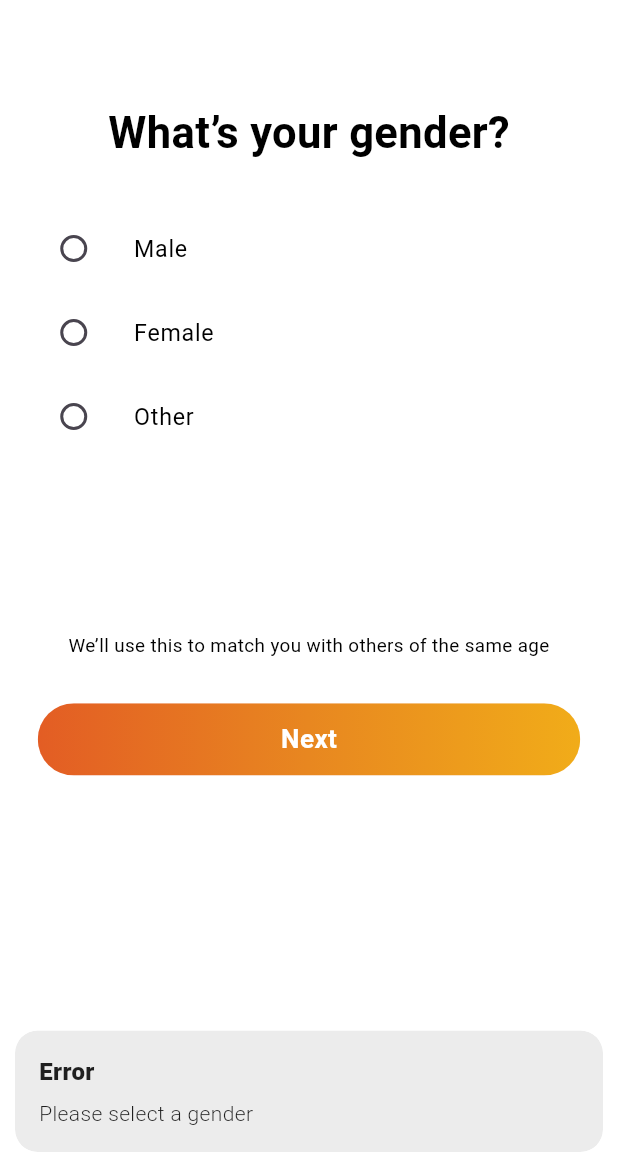
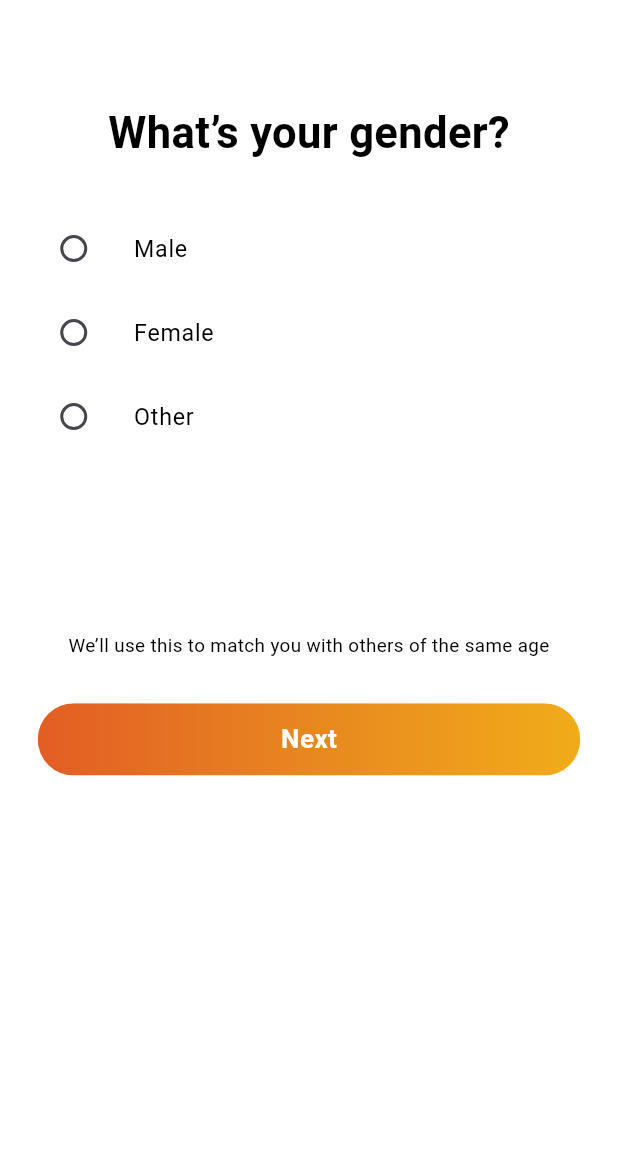
Before and after one commit to Galib-Mahmud/joe_stumble, a Flutter app: the GenderScreen screen opened by its route, after a tap on "Next", on a phone screen of 412 x 824 dp, the part 84-1236 px from its top. Run offline on Flutter 3.47's test engine with Material 3 defaults, Android fonts, the phone set to English and light mode, and no system bars; our stand-ins replace curved_navigation_bar, flutter_screenutil, get.

```diff
--- a/lib/feature/auth/gender_screen.dart
+++ b/lib/feature/auth/gender_screen.dart
@@ -5,6 +5,7 @@ import 'package:joe_stumble/feature/auth/find_tribe.dart';
 import 'package:joe_stumble/feature/auth/reset_password_screen.dart';
 import 'package:joe_stumble/feature/widget/splash/custom_appbar.dart';
 import 'package:joe_stumble/feature/widget/splash/custom_button.dart';
+import 'package:joe_stumble/route/route_name.dart';
 
 class GenderScreen extends StatefulWidget {
   const GenderScreen({super.key});
@@ -87,12 +88,9 @@ class _GenderScreenState extends State<GenderScreen> {
                 CustomButton(
                   text: "Next",
                   onPressed: () {
-                    if (_selectedOption != null) {
-                      Get.to( FindYourTribeScreen());
-                    } else {
-                      Get.snackbar("Error", "Please select a gender",
-                          snackPosition: SnackPosition.BOTTOM);
-                    }
+
+                      Get.toNamed(RouteName.findYourTribute);
+
                   },
                 ),
               ],
--- a/lib/feature/auth/get_mentor.dart
+++ b/lib/feature/auth/get_mentor.dart
@@ -6,6 +6,7 @@ import 'package:joe_stumble/feature/auth/reset_password_screen.dart';
 import 'package:joe_stumble/feature/community/community_picker_screen.dart';
 import 'package:joe_stumble/feature/widget/splash/custom_appbar.dart';
 import 'package:joe_stumble/feature/widget/splash/custom_button.dart';
+import 'package:joe_stumble/route/route_name.dart';
 
 class GetMentor extends StatefulWidget {
   const GetMentor({super.key});
@@ -80,7 +81,7 @@ class _GetMentorState extends State<GetMentor> {
 
                 CustomButton(text: "Get a Mentor", onPressed: () {
 
-                  Get.to(CommunityPickerScreen());
+               Get.toNamed(RouteName.community);
 
                 }),
 
--- a/lib/feature/auth/introduce_yourself_screen.dart
+++ b/lib/feature/auth/introduce_yourself_screen.dart
@@ -4,6 +4,7 @@ import 'package:get/get.dart';
 import 'package:joe_stumble/feature/auth/terms_and_condition_screen.dart';
 import 'package:joe_stumble/feature/widget/splash/custom_appbar.dart';
 import 'package:joe_stumble/feature/widget/splash/custom_button.dart';
+import 'package:joe_stumble/route/route_name.dart';
 
 class IntroduceYourselfScreen extends StatefulWidget {
   const IntroduceYourselfScreen({super.key});
@@ -86,7 +87,7 @@ class _IntroduceYourselfScreenState extends State<IntroduceYourselfScreen> {
             CustomButton(
               text: "Post",
               onPressed: () {
-               Get.to(TermsAndConditionsScreen());
+               Get.toNamed(RouteName.termsandcondition);
               },
             ),
 
--- a/lib/feature/auth/reset_password_screen.dart
+++ b/lib/feature/auth/reset_password_screen.dart
@@ -60,7 +60,7 @@ class _ResetPasswordScreenState extends State<ResetPasswordScreen> {
 
               // Send OTP Button
               CustomButton(
-                text: "Send OTP",
+                text: "Confirm",
                 onPressed: () {
                 Get.toNamed(RouteName.signin);
 
--- a/lib/feature/auth/sign_in_screen.dart
+++ b/lib/feature/auth/sign_in_screen.dart
@@ -75,7 +75,9 @@ class _SignInScreenState extends State<SignInScreen> {
               ),
 
               // Sign in button
-              CustomButton(text: "Sign In", onPressed: () {}),
+              CustomButton(text: "Sign In", onPressed: () {
+                Get.toNamed(RouteName.homeDashBoard);
+              }),
 
               SizedBox(height: 30.h),
 
--- a/lib/feature/auth/sign_up_screen.dart
+++ b/lib/feature/auth/sign_up_screen.dart
@@ -64,7 +64,7 @@ class _SignUpScreenState extends State<SignUpScreen> {
 
 
               CustomButton(text: "Sign Up", onPressed: () {
-               Get.toNamed(RouteName.birthday);
+               Get.toNamed(RouteName.username);
               }),
               SizedBox(height: 30.h),
 
--- a/lib/feature/auth/terms_and_condition_screen.dart
+++ b/lib/feature/auth/terms_and_condition_screen.dart
@@ -4,6 +4,7 @@ import 'package:get/get.dart';
 import 'package:joe_stumble/feature/auth/get_mentor.dart';
 import 'package:joe_stumble/feature/widget/splash/custom_appbar.dart';
 import 'package:joe_stumble/feature/widget/splash/custom_button.dart';
+import 'package:joe_stumble/route/route_name.dart';
 
 class TermsAndConditionsScreen extends StatefulWidget {
   const TermsAndConditionsScreen({super.key});
@@ -118,7 +119,7 @@ class _TermsAndConditionsScreenState extends State<TermsAndConditionsScreen> {
             CustomButton(
               text: "I agree",
               onPressed: () {
-                Get.to(GetMentor());
+                Get.toNamed(RouteName.getMentor);
               },
             ),
 
--- a/lib/feature/community/community_picker_screen.dart
+++ b/lib/feature/community/community_picker_screen.dart
@@ -4,6 +4,7 @@ import 'package:get/get.dart';
 import 'package:get/get_core/src/get_main.dart';
 import 'package:joe_stumble/feature/community/introduction_level.dart';
 import 'package:joe_stumble/feature/widget/splash/custom_button.dart';
+import 'package:joe_stumble/route/route_name.dart';
 
 class CommunityPickerScreen extends StatefulWidget {
   const CommunityPickerScreen({Key? key}) : super(key: key);
@@ -109,7 +110,7 @@ class _CommunityPickerScreenState extends State<CommunityPickerScreen> {
                 // Custom Button at the end
                CustomButton(text: 'Next', onPressed: () {
 
-                 Get.to(IntroductionLevelsScreen());
+                Get.toNamed(RouteName.introductionLevel);
 
 
                },)
--- a/lib/feature/community/courage_badge_screen.dart
+++ b/lib/feature/community/courage_badge_screen.dart
@@ -3,6 +3,7 @@ import 'package:flutter_screenutil/flutter_screenutil.dart';
 import 'package:get/get.dart';
 import 'package:joe_stumble/feature/community/reflection_badge_screen.dart';
 import 'package:joe_stumble/feature/widget/splash/custom_button.dart';
+import 'package:joe_stumble/route/route_name.dart';
 
 class CourageBadgeScreen extends StatelessWidget {
   @override
@@ -84,7 +85,7 @@ class CourageBadgeScreen extends StatelessWidget {
                 // Next Button with Linear Gradient
                 CustomButton(text: "Next", onPressed: () {
 
-                  Get.to(ReflectionBadgeScreen());
+                 Get.toNamed(RouteName.reflectBadge);
 
 
                 },)
--- a/lib/feature/community/day_one_badge_screen.dart
+++ b/lib/feature/community/day_one_badge_screen.dart
@@ -3,6 +3,7 @@ import 'package:flutter_screenutil/flutter_screenutil.dart';
 import 'package:get/get.dart';
 import 'package:joe_stumble/feature/community/courage_badge_screen.dart';
 import 'package:joe_stumble/feature/widget/splash/custom_button.dart';
+import 'package:joe_stumble/route/route_name.dart';
 
 class DayOneBadgeScreen extends StatelessWidget {
   @override
@@ -84,7 +85,7 @@ class DayOneBadgeScreen extends StatelessWidget {
                 // Next Button with Linear Gradient
                 CustomButton(text: "Next", onPressed: () {
 
-                  Get.to(CourageBadgeScreen());
+                 Get.toNamed(RouteName.courageBadge);
 
 
                 },)
--- a/lib/feature/community/founder_badge_screen.dart
+++ b/lib/feature/community/founder_badge_screen.dart
@@ -3,6 +3,7 @@ import 'package:flutter_screenutil/flutter_screenutil.dart';
 import 'package:get/get.dart';
 import 'package:joe_stumble/feature/community/day_one_badge_screen.dart';
 import 'package:joe_stumble/feature/widget/splash/custom_button.dart';
+import 'package:joe_stumble/route/route_name.dart';
 
 class FoundersBadgeScreen extends StatelessWidget {
   @override
@@ -84,7 +85,7 @@ class FoundersBadgeScreen extends StatelessWidget {
                 // Next Button with Linear Gradient
               CustomButton(text: "Next", onPressed: () {
 
-                Get.to(DayOneBadgeScreen());
+                Get.toNamed(RouteName.dayOneBadge);
 
 
               },)
--- a/lib/feature/community/introduction_level.dart
+++ b/lib/feature/community/introduction_level.dart
@@ -4,6 +4,7 @@ import 'package:get/get.dart';
 import 'package:joe_stumble/feature/community/community_picker_screen.dart';
 import 'package:joe_stumble/feature/community/founder_badge_screen.dart';
 import 'package:joe_stumble/feature/widget/splash/custom_button.dart';
+import 'package:joe_stumble/route/route_name.dart';
 
 class IntroductionLevelsScreen extends StatelessWidget {
   @override
@@ -96,7 +97,7 @@ class IntroductionLevelsScreen extends StatelessWidget {
                 // Next Button with Linear Gradient
                CustomButton(text: "Next", onPressed: () {
 
-                 Get.to(FoundersBadgeScreen());
+                 Get.toNamed(RouteName.founderBadge);
 
 
                },)
--- a/lib/feature/community/reflection_badge_screen.dart
+++ b/lib/feature/community/reflection_badge_screen.dart
@@ -1,6 +1,8 @@
 import 'package:flutter/material.dart';
 import 'package:flutter_screenutil/flutter_screenutil.dart';
+import 'package:get/get.dart';
 import 'package:joe_stumble/feature/widget/splash/custom_button.dart';
+import 'package:joe_stumble/route/route_name.dart';
 
 class ReflectionBadgeScreen extends StatelessWidget {
   @override
@@ -82,6 +84,9 @@ class ReflectionBadgeScreen extends StatelessWidget {
                 // Next Button with Linear Gradient
                 CustomButton(text: "Next", onPressed: () {
 
+                  Get.toNamed(RouteName.homeDashBoard);
+
+
 
                 },)
               ],
--- a/lib/feature/home/home_dashboard_screen.dart
+++ b/lib/feature/home/home_dashboard_screen.dart
@@ -2,6 +2,7 @@ import 'package:flutter/material.dart';
 import 'package:get/get.dart';
 import 'package:joe_stumble/feature/home/dashboard_screen.dart';
 import 'package:joe_stumble/feature/widget/splash/custom_appbar.dart';
+import 'package:joe_stumble/route/route_name.dart';
 import '../widget/home/custom_nav_bar.dart';
 
 class HomeDashboardScreen extends StatefulWidget {
@@ -95,8 +96,7 @@ class _HomeDashboardScreenState extends State<HomeDashboardScreen> {
   Widget _buildButton(String label, IconData icon, String route) {
     return InkWell(
       onTap: () {
-        // Navigator.pushNamed(context, route); // ✅ Navigate to route
-        Get.to(DashboardScreen());
+       Get.toNamed(RouteName.dashboard);
       },
       borderRadius: BorderRadius.circular(12),
       child: Container(
--- a/lib/route/app_route.dart
+++ b/lib/route/app_route.dart
@@ -4,14 +4,22 @@ import 'package:joe_stumble/feature/auth/birthday_screen.dart';
 import 'package:joe_stumble/feature/auth/find_tribe.dart';
 import 'package:joe_stumble/feature/auth/forgot_password_screen.dart';
 import 'package:joe_stumble/feature/auth/gender_screen.dart';
+import 'package:joe_stumble/feature/auth/get_mentor.dart';
 import 'package:joe_stumble/feature/auth/introduce_yourself_screen.dart';
 import 'package:joe_stumble/feature/auth/otp_screen.dart';
 import 'package:joe_stumble/feature/auth/reset_password_screen.dart';
 import 'package:joe_stumble/feature/auth/select_avatar_screen.dart';
 import 'package:joe_stumble/feature/auth/sign_in_screen.dart';
 import 'package:joe_stumble/feature/auth/sign_up_screen.dart';
+import 'package:joe_stumble/feature/auth/terms_and_condition_screen.dart';
 import 'package:joe_stumble/feature/auth/username_screen.dart';
 import 'package:joe_stumble/feature/community/community_picker_screen.dart';
+import 'package:joe_stumble/feature/community/courage_badge_screen.dart';
+import 'package:joe_stumble/feature/community/day_one_badge_screen.dart';
+import 'package:joe_stumble/feature/community/founder_badge_screen.dart';
+import 'package:joe_stumble/feature/community/introduction_level.dart';
+import 'package:joe_stumble/feature/community/reflection_badge_screen.dart';
+import 'package:joe_stumble/feature/home/dashboard_screen.dart';
 import 'package:joe_stumble/feature/home/home_dashboard_screen.dart';
 import 'package:joe_stumble/feature/home/profile_screen.dart';
 import 'package:joe_stumble/feature/splash/onboarding_screen1.dart';
@@ -128,9 +136,49 @@ class AppRoute {
       page: () => BirthdayScreen(),
       transition: Transition.rightToLeft,
       transitionDuration: Duration(milliseconds: 300),
+    ),GetPage(
+      name: RouteName.termsandcondition,
+      page: () => TermsAndConditionsScreen(),
+      transition: Transition.rightToLeft,
+      transitionDuration: Duration(milliseconds: 300),
+    ), GetPage(
+      name: RouteName.getMentor,
+      page: () => GetMentor(),
+      transition: Transition.rightToLeft,
+      transitionDuration: Duration(milliseconds: 300),
     ), GetPage(
       name: RouteName.community,
       page: () => CommunityPickerScreen(),
+      transition: Transition.rightToLeft,
+      transitionDuration: Duration(milliseconds: 300),
+    ),GetPage(
+      name: RouteName.introductionLevel,
+      page: () => IntroductionLevelsScreen(),
+      transition: Transition.rightToLeft,
+      transitionDuration: Duration(milliseconds: 300),
+    ),GetPage(
+      name: RouteName.founderBadge,
+      page: () => FoundersBadgeScreen(),
+      transition: Transition.rightToLeft,
+      transitionDuration: Duration(milliseconds: 300),
+    ),GetPage(
+      name: RouteName.dayOneBadge,
+      page: () => DayOneBadgeScreen(),
+      transition: Transition.rightToLeft,
+      transitionDuration: Duration(milliseconds: 300),
+    ),GetPage(
+      name: RouteName.courageBadge,
+      page: () => CourageBadgeScreen(),
+      transition: Transition.rightToLeft,
+      transitionDuration: Duration(milliseconds: 300),
+    ),GetPage(
+      name: RouteName.reflectBadge,
+      page: () => ReflectionBadgeScreen(),
+      transition: Transition.rightToLeft,
+      transitionDuration: Duration(milliseconds: 300),
+    ),GetPage(
+      name: RouteName.dashboard,
+      page: () => DashboardScreen(),
       transition: Transition.rightToLeft,
       transitionDuration: Duration(milliseconds: 300),
     ),GetPage(
--- a/lib/route/route_name.dart
+++ b/lib/route/route_name.dart
@@ -21,15 +21,23 @@ class RouteName{
   static const String selectAvatar = '/selectAvatar';
   static const String introduceYourself = '/introduceYourself';
   static const String birthdayScreen = '/birthdayScreen';
+  static const String termsandcondition = '/termsandcondition';
+  static const String getMentor = '/getMentor';
 
   //community screen
 
   static const String community = '/community';
+  static const String introductionLevel = '/introductionLevel';
+  static const String founderBadge = '/founderBadge';
+  static const String dayOneBadge = '/dayOneBadge';
+  static const String courageBadge = '/courageBadge';
+  static const String reflectBadge = '/reflectBadge';
 
 
   //Home Dashboard
 
 static const String homeDashBoard='/homeDashBoard';
+static const String dashboard='/dashboard';
 
 //profile
 static const String profile='/profile';
```
